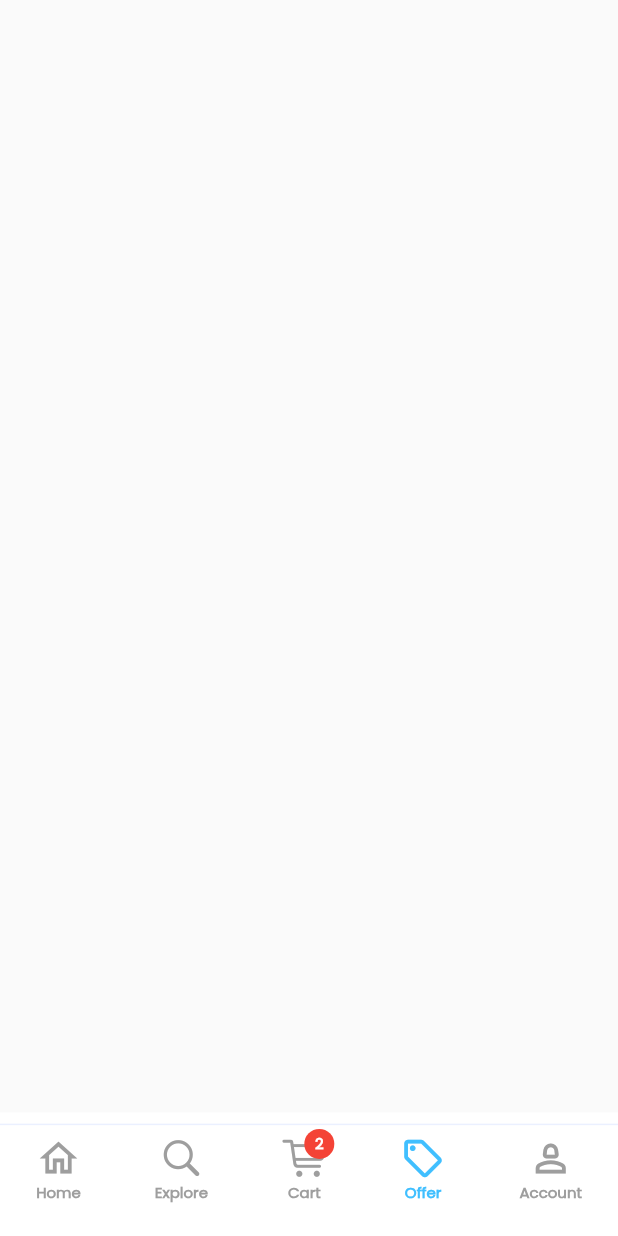
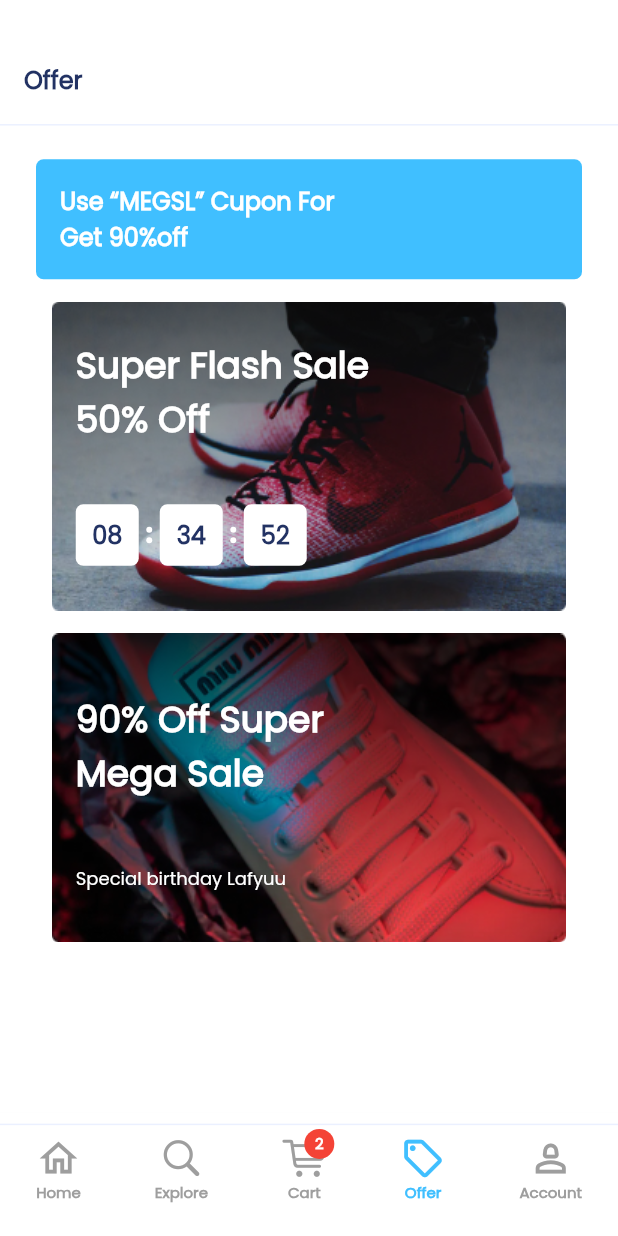
Before and after one commit to ramanassif/E-Commerce_App, a Flutter app: the HomeScreen screen opened by its route, item 4 of the bottom bar chosen, on a phone screen of 412 x 824 dp. Run offline on Flutter 3.47's test engine with Material 2 defaults, Android fonts, the phone set to English and light mode, and no system bars; our stand-ins replace flutter_svg, loading_animation_widget; missing offline and left inert: desktop_window.

Commit message:
Design OfferScreen Complete

```diff
--- a/lib/features/home_screen/home_screen.dart
+++ b/lib/features/home_screen/home_screen.dart
@@ -1,6 +1,7 @@
 import 'package:ecommerce_app/constants.dart';
 import 'package:ecommerce_app/features/explore_screen/widgets/explore_screen_body.dart';
 import 'package:ecommerce_app/features/home_screen/widgets/home_screen_widgets/home_screen_body.dart';
+import 'package:ecommerce_app/features/offer_screen/widgets/offer_screen_body.dart';
 import 'package:flutter/cupertino.dart';
 import 'package:flutter/material.dart';
 
@@ -17,7 +18,7 @@ class _HomeScreenState extends State<HomeScreen> {
     const HomeScreenBody(),
     const ExploreScreenBody(),
     Container(),
-    Container(),
+    const OfferScreen(),
     Container(),
   ];
   @override
--- a/lib/features/home_screen/widgets/home_screen_widgets/home_screen_body.dart
+++ b/lib/features/home_screen/widgets/home_screen_widgets/home_screen_body.dart
@@ -96,7 +96,7 @@ class _HomeScreenBodyState extends State<HomeScreenBody> {
           SizedBox(
             height: MediaQuery.of(context).size.height * 0.02,
           ),
-          const RecommendedProductBanner(),
+          const RecommendedProductBanner(title: 'Recommended Product',description: 'We recommend the best for you'),
           SizedBox(
             height: MediaQuery.of(context).size.height * 0.05,
           ),
--- a/lib/features/home_screen/widgets/home_screen_widgets/recommended_product_banner/recommended_product_banner.dart
+++ b/lib/features/home_screen/widgets/home_screen_widgets/recommended_product_banner/recommended_product_banner.dart
@@ -2,7 +2,9 @@ import 'package:ecommerce_app/constants.dart';
 import 'package:flutter/material.dart';
 
 class RecommendedProductBanner extends StatelessWidget {
-  const RecommendedProductBanner({super.key});
+  final String title;
+  final String description;
+  const RecommendedProductBanner({super.key,required this.title,required this.description,});
 
   @override
   Widget build(BuildContext context) {
@@ -22,28 +24,28 @@ class RecommendedProductBanner extends StatelessWidget {
               padding: const EdgeInsets.only(left: 16.0),
               child: Column(
                 crossAxisAlignment: CrossAxisAlignment.start,
-                children: const [
-                  SizedBox(
+                children: [
+                  const SizedBox(
                     height: 40,
                   ),
                   SizedBox(
                     width: 200,
                     height: 100,
                     child: Text(
-                      'Recommended Product',
-                      style: TextStyle(
+                      title,
+                      style: const TextStyle(
                         color: kWhiteColor,
                         fontSize: 24,
                         fontWeight: FontWeight.w700,
                       ),
                     ),
                   ),
-                  SizedBox(
+                  const SizedBox(
                     height: 15,
                   ),
                   Text(
-                    'We recommend the best for you',
-                    style: TextStyle(
+                    description,
+                    style: const TextStyle(
                       color: kWhiteColor,
                       fontSize: 12,
                       fontWeight: FontWeight.w400,
--- /dev/null
+++ b/lib/features/offer_screen/widgets/offer_screen_body.dart
@@ -0,0 +1,82 @@
+import 'package:ecommerce_app/constants.dart';
+import 'package:ecommerce_app/features/home_screen/widgets/home_screen_widgets/offer_banner/offer_banner.dart';
+import 'package:ecommerce_app/features/home_screen/widgets/home_screen_widgets/recommended_product_banner/recommended_product_banner.dart';
+import 'package:ecommerce_app/features/offer_screen/widgets/offer_screen_header.dart';
+import 'package:flutter/material.dart';
+
+class OfferScreen extends StatefulWidget {
+  const OfferScreen({Key? key}) : super(key: key);
+
+  @override
+  State<OfferScreen> createState() => _OfferScreenState();
+}
+
+class _OfferScreenState extends State<OfferScreen> {
+  @override
+  Widget build(BuildContext context) {
+    return Container(
+      color: kWhiteColor,
+      width: MediaQuery.of(context).size.width,
+      height: MediaQuery.of(context).size.height,
+      child: ListView(
+        children: [
+          SizedBox(
+            height: MediaQuery.of(context).size.height * 0.05,
+          ),
+          const OfferScreenHeader(),
+          const SizedBox(
+            height: 10,
+          ),
+          const Divider(
+            thickness: 1,
+            color: Color(0xffEBF0FF),
+          ),
+          const SizedBox(
+            height: 15,
+          ),
+          Padding(
+            padding: const EdgeInsets.symmetric(
+              horizontal: 24.0,
+            ),
+            child: Container(
+              width: MediaQuery.of(context).size.width,
+              height: 80,
+              decoration: BoxDecoration(
+                color: kPrimaryColor,
+                borderRadius: BorderRadius.circular(5),
+              ),
+              child: const Padding(
+                padding: EdgeInsets.all(16.0),
+                child: SizedBox(
+                  width: 80,
+                  child: Text(
+                    'Use “MEGSL” Cupon For\nGet 90%off',
+                    style: TextStyle(
+                      color: kWhiteColor,
+                      fontWeight: FontWeight.w700,
+                      fontSize: 16,
+                    ),
+                  ),
+                ),
+              ),
+            ),
+          ),
+          const SizedBox(
+            height: 15,
+          ),
+          const OfferBanner(),
+          const SizedBox(
+            height: 15,
+          ),
+          const RecommendedProductBanner(
+            title: '90% Off Super Mega Sale',
+            description: 'Special birthday Lafyuu',
+          ),
+          const SizedBox(
+            height: 15,
+          ),
+        ],
+      ),
+    );
+  }
+}
--- /dev/null
+++ b/lib/features/offer_screen/widgets/offer_screen_header.dart
@@ -0,0 +1,26 @@
+import 'package:ecommerce_app/constants.dart';
+import 'package:flutter/cupertino.dart';
+import 'package:flutter/material.dart';
+
+class OfferScreenHeader extends StatelessWidget {
+  const OfferScreenHeader({Key? key}) : super(key: key);
+
+  @override
+  Widget build(BuildContext context) {
+    return Padding(
+      padding: const EdgeInsets.symmetric(horizontal: 16.0,),
+      child: Row(
+        children: const [
+          Text(
+            'Offer',
+            style: TextStyle(
+                fontSize: 16,
+                fontWeight: FontWeight.w700,
+                color: kSecondaryColor),
+          ),
+          Spacer(),
+        ],
+      ),
+    );;
+  }
+}
```
